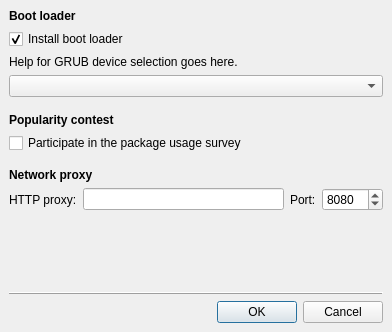
Qt form gui/qt/advanceddialog.ui (chenhan1218/ubiquity) before a commit.
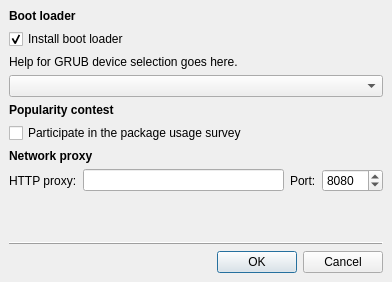
The same form after that commit.

What changed in the file:
```diff
--- a/gui/qt/advanceddialog.ui
+++ b/gui/qt/advanceddialog.ui
@@ -1,12 +1,12 @@
 <ui version="4.0" >
  <class>AdvancedDialog</class>
- <widget class="QDialog" name="AdvancedDialog" >
-  <property name="geometry" >
+ <widget class="QDialog" name="AdvancedDialog">
+  <property name="geometry">
    <rect>
     <x>0</x>
     <y>0</y>
     <width>392</width>
-    <height>332</height>
+    <height>282</height>
    </rect>
   </property>
   <property name="sizePolicy" >
```
Left out of the diff: 141 changed lines with no effect on the pictures.
